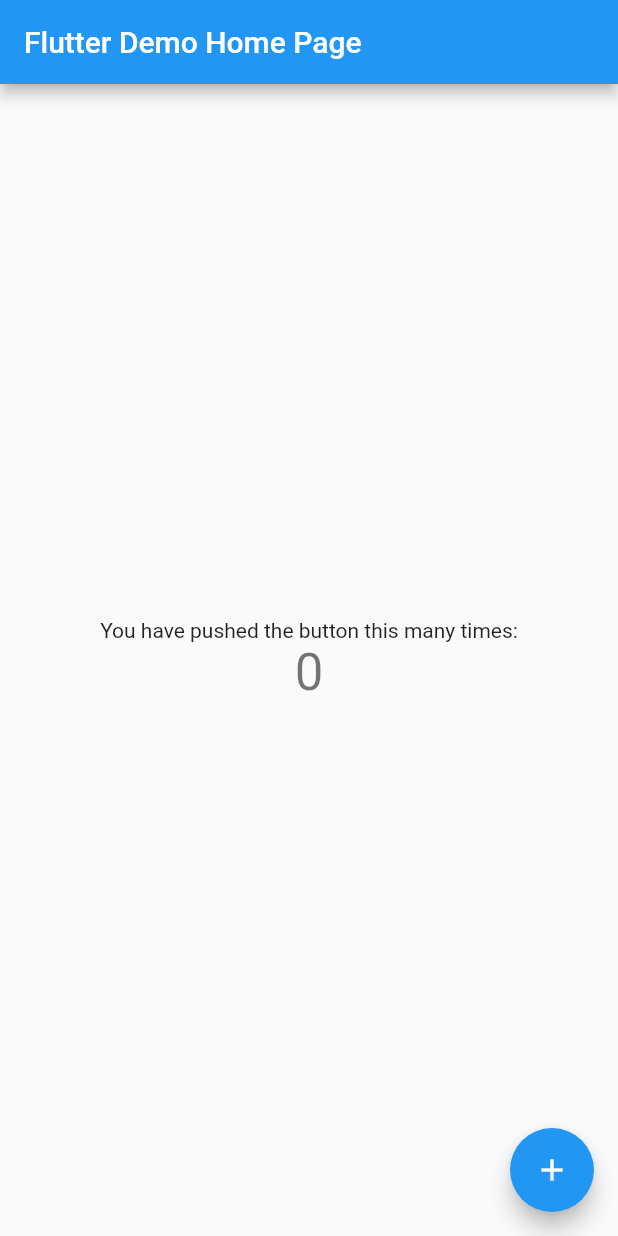
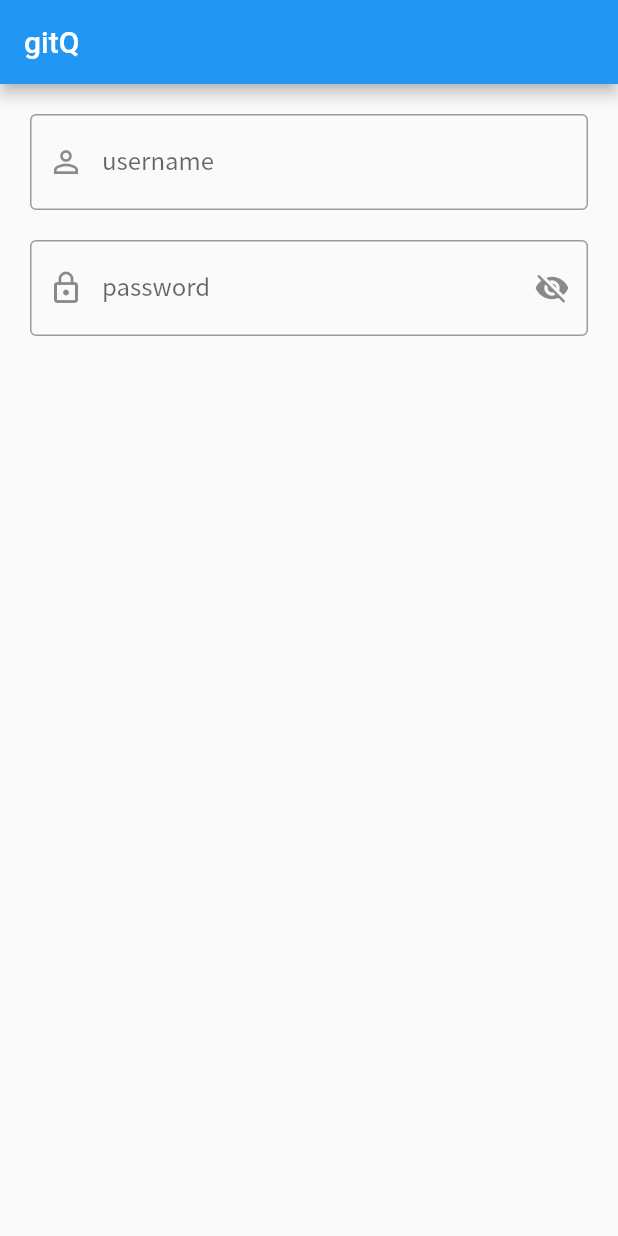
Before and after one commit to lencx/gitQ, a Flutter app: the screen it shows after launch, on a phone screen of 412 x 824 dp. Run offline on Flutter 3.47's test engine with Material 2 defaults, Android fonts, the phone set to English and light mode, and no system bars; our stand-ins replace google_fonts.

Commit message:
chore: login

```diff
--- /dev/null
+++ b/lib/common/global.dart
@@ -0,0 +1,18 @@
+import 'package:flutter/material.dart';
+
+// gitQ theme color
+const themes = <MaterialColor>[
+  Colors.lightBlue,
+  Colors.brown,
+  Colors.amber,
+  Colors.pink,
+  Colors.grey,
+];
+
+class Global {
+  static List<MaterialColor> get themes => themes;
+
+  static Future init() async {
+
+  }
+}
--- a/lib/main.dart
+++ b/lib/main.dart
@@ -1,4 +1,6 @@
 import 'package:flutter/material.dart';
+import 'package:gitq/pages/login.dart';
+import 'package:google_fonts/google_fonts.dart';
 
 void main() => runApp(MyApp());
 
@@ -6,9 +8,14 @@ class MyApp extends StatelessWidget {
   // This widget is the root of your application.
   @override
   Widget build(BuildContext context) {
+
     return MaterialApp(
-      title: 'Flutter Demo',
+      title: 'gitQ',
+      debugShowCheckedModeBanner: false,
       theme: ThemeData(
+        textTheme: GoogleFonts.notoSansHKTextTheme(
+          Theme.of(context).textTheme,
+        ),
         // This is the theme of your application.
         //
         // Try running your application with "flutter run". You'll see the
@@ -44,68 +51,8 @@ class MyHomePage extends StatefulWidget {
 }
 
 class _MyHomePageState extends State<MyHomePage> {
-  int _counter = 0;
-
-  void _incrementCounter() {
-    setState(() {
-      // This call to setState tells the Flutter framework that something has
-      // changed in this State, which causes it to rerun the build method below
-      // so that the display can reflect the updated values. If we changed
-      // _counter without calling setState(), then the build method would not be
-      // called again, and so nothing would appear to happen.
-      _counter++;
-    });
-  }
-
   @override
   Widget build(BuildContext context) {
-    // This method is rerun every time setState is called, for instance as done
-    // by the _incrementCounter method above.
-    //
-    // The Flutter framework has been optimized to make rerunning build methods
-    // fast, so that you can just rebuild anything that needs updating rather
-    // than having to individually change instances of widgets.
-    return Scaffold(
-      appBar: AppBar(
-        // Here we take the value from the MyHomePage object that was created by
-        // the App.build method, and use it to set our appbar title.
-        title: Text(widget.title),
-      ),
-      body: Center(
-        // Center is a layout widget. It takes a single child and positions it
-        // in the middle of the parent.
-        child: Column(
-          // Column is also a layout widget. It takes a list of children and
-          // arranges them vertically. By default, it sizes itself to fit its
-          // children horizontally, and tries to be as tall as its parent.
-          //
-          // Invoke "debug painting" (press "p" in the console, choose the
-          // "Toggle Debug Paint" action from the Flutter Inspector in Android
-          // Studio, or the "Toggle Debug Paint" command in Visual Studio Code)
-          // to see the wireframe for each widget.
-          //
-          // Column has various properties to control how it sizes itself and
-          // how it positions its children. Here we use mainAxisAlignment to
-          // center the children vertically; the main axis here is the vertical
-          // axis because Columns are vertical (the cross axis would be
-          // horizontal).
-          mainAxisAlignment: MainAxisAlignment.center,
-          children: <Widget>[
-            Text(
-              'You have pushed the button this many times:',
-            ),
-            Text(
-              '$_counter',
-              style: Theme.of(context).textTheme.display1,
-            ),
-          ],
-        ),
-      ),
-      floatingActionButton: FloatingActionButton(
-        onPressed: _incrementCounter,
-        tooltip: 'Increment',
-        child: Icon(Icons.add),
-      ), // This trailing comma makes auto-formatting nicer for build methods.
-    );
+    return LoginPage();
   }
 }
--- /dev/null
+++ b/lib/pages/login.dart
@@ -0,0 +1,53 @@
+import 'package:flutter/material.dart';
+
+class LoginPage extends StatefulWidget {
+  @override
+  _LoginPageState createState() => _LoginPageState();
+}
+
+class _LoginPageState extends State<LoginPage> {
+  bool pwdShow = false;
+  @override
+  Widget build(BuildContext context) {
+    return Scaffold(
+      appBar: AppBar(
+        title: Text('gitQ'),
+      ),
+      body: Container(
+        padding: EdgeInsets.all(20),
+        child: Center(
+          child: Column(
+            children: <Widget>[
+              Padding(
+                padding: EdgeInsets.only(bottom: 20),
+                child: TextField(
+                  decoration: InputDecoration(
+                    labelText: 'username',
+                    border: OutlineInputBorder(),
+                    prefixIcon: Icon(Icons.person_outline),
+                  ),
+                ),
+              ),
+              TextField(
+                obscureText: !pwdShow,
+                decoration: InputDecoration(
+                  labelText: 'password',
+                  border: OutlineInputBorder(),
+                  prefixIcon: Icon(Icons.lock_outline),
+                  suffixIcon: IconButton(
+                    icon: Icon(pwdShow ? Icons.visibility : Icons.visibility_off),
+                    onPressed: () {
+                      setState(() {
+                        pwdShow = !pwdShow;
+                      });
+                    },
+                  ),
+                ),
+              ),
+            ]
+          )
+        )
+      )
+    );
+  }
+}
--- a/pubspec.yaml
+++ b/pubspec.yaml
@@ -23,6 +23,8 @@ dependencies:
   # The following adds the Cupertino Icons font to your application.
   # Use with the CupertinoIcons class for iOS style icons.
   cupertino_icons: ^0.1.2
+  graphql_flutter: ^2.1.0
+  google_fonts: ^0.2.0
 
 dev_dependencies:
   flutter_test:
```
Also changed, not shown: lib/api/link.dart (added, +10 -0 lines), pubspec.lock, 6 other files.
